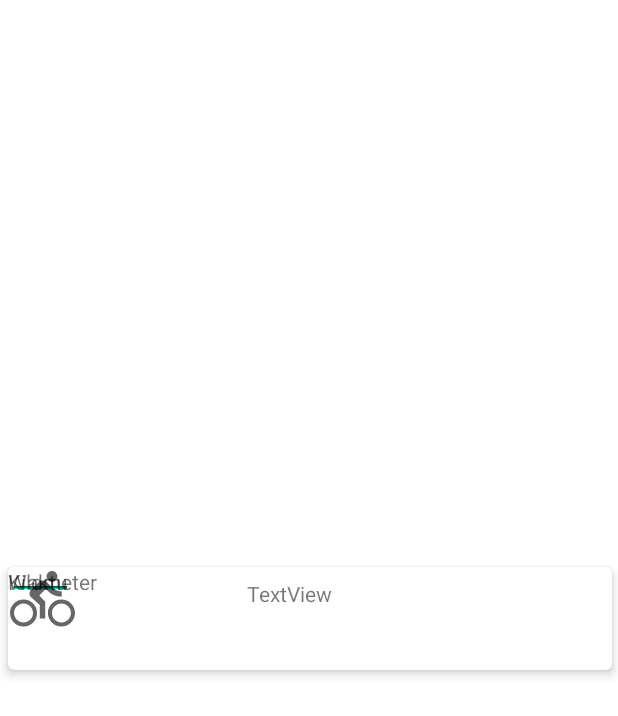
After one commit to mastree/android-workout-tracker-app, an Android app: the layout grid_history.xml on its own in the app's theme, with its tools: preview values and no code run, on a phone screen of 412 x 824 dp. The commit adds this screen. Shown: the top 716 px of the screen. Run offline under Robolectric (Android 15) with nearby library versions, the phone set to English and light mode, and no system bars; network calls fail.

Commit message:
layout running history

```diff
--- a/app/src/main/java/com/saraga/workoutapp/TrainingHistory.kt
+++ b/app/src/main/java/com/saraga/workoutapp/history/TrainingHistory.kt
@@ -1,10 +1,11 @@
-package com.saraga.workoutapp
+package com.saraga.workoutapp.history
 
 import android.os.Bundle
 import androidx.fragment.app.Fragment
 import android.view.LayoutInflater
 import android.view.View
 import android.view.ViewGroup
+import com.saraga.workoutapp.R
 
 // TODO: Rename parameter arguments, choose names that match
 // the fragment initialization parameters, e.g. ARG_ITEM_NUMBER
--- /dev/null
+++ b/app/src/main/res/layout/grid_history.xml
@@ -0,0 +1,86 @@
+<?xml version="1.0" encoding="utf-8"?>
+<androidx.constraintlayout.widget.ConstraintLayout
+    xmlns:android="http://schemas.android.com/apk/res/android"
+    xmlns:app="http://schemas.android.com/apk/res-auto"
+    xmlns:tools="http://schemas.android.com/tools"
+    android:layout_width="match_parent"
+    android:layout_height="match_parent">
+
+    <androidx.cardview.widget.CardView
+        android:id="@+id/cvHistory"
+        android:layout_width="413dp"
+        android:layout_height="83dp"
+        android:clickable="true"
+        android:foreground="?android:attr/selectableItemBackground"
+        app:cardCornerRadius="4dp"
+        app:cardElevation="4dp"
+        app:cardUseCompatPadding="true"
+        app:layout_constraintBottom_toBottomOf="parent"
+        app:layout_constraintEnd_toEndOf="parent"
+        app:layout_constraintHorizontal_bias="0.5"
+        app:layout_constraintStart_toStartOf="parent"
+        app:layout_constraintTop_toTopOf="parent">
+
+        <androidx.constraintlayout.widget.ConstraintLayout
+            android:layout_width="397dp"
+            android:layout_height="67dp"
+            tools:layout_editor_absoluteX="8dp"
+            tools:layout_editor_absoluteY="8dp">
+
+            <EditText
+                android:id="@+id/numDistance"
+                android:layout_width="43dp"
+                android:layout_height="21dp"
+                android:ems="10"
+                android:inputType="numberDecimal"
+                tools:layout_editor_absoluteX="101dp"
+                tools:layout_editor_absoluteY="21dp" />
+
+            <TextView
+                android:id="@+id/kilometer"
+                android:layout_width="70dp"
+                android:layout_height="22dp"
+                android:text="Kilometer"
+                tools:layout_editor_absoluteX="88dp"
+                tools:layout_editor_absoluteY="42dp" />
+
+            <ImageView
+                android:id="@+id/imageType"
+                android:layout_width="46dp"
+                android:layout_height="43dp"
+                app:srcCompat="@drawable/ic_biking"
+                tools:layout_editor_absoluteX="16dp"
+                tools:layout_editor_absoluteY="1dp" />
+
+            <TextView
+                android:id="@+id/textType"
+                android:layout_width="100dp"
+                android:layout_height="18dp"
+                android:layout_marginTop="8dp"
+                android:text="TextView"
+                app:layout_constraintEnd_toEndOf="parent"
+                app:layout_constraintHorizontal_bias="0.451"
+                app:layout_constraintStart_toEndOf="@+id/imageType"
+                app:layout_constraintTop_toTopOf="parent" />
+
+            <EditText
+                android:id="@+id/numTime"
+                android:layout_width="43dp"
+                android:layout_height="21dp"
+                android:ems="10"
+                android:inputType="numberDecimal"
+                tools:layout_editor_absoluteX="289dp"
+                tools:layout_editor_absoluteY="21dp" />
+
+            <TextView
+                android:id="@+id/textTime"
+                android:layout_width="46dp"
+                android:layout_height="24dp"
+                android:text="Waktu"
+                tools:layout_editor_absoluteX="289dp"
+                tools:layout_editor_absoluteY="42dp" />
+        </androidx.constraintlayout.widget.ConstraintLayout>
+    </androidx.cardview.widget.CardView>
+
+
+</androidx.constraintlayout.widget.ConstraintLayout>
--- a/app/src/main/res/navigation/bottom_navigation.xml
+++ b/app/src/main/res/navigation/bottom_navigation.xml
@@ -22,7 +22,7 @@
         tools:layout="@layout/fragment_training_tracker" />
     <fragment
         android:id="@+id/trainingHistory"
-        android:name="com.saraga.workoutapp.TrainingHistory"
+        android:name="com.saraga.workoutapp.history.TrainingHistory"
         android:label="fragment_training_history"
         tools:layout="@layout/fragment_training_history" />
     <fragment
```
Also changed, not shown: app/src/main/java/com/saraga/workoutapp/history/CalenderHistory.kt (added, +60 -0 lines), app/src/main/res/layout/fragment_calender_history.xml (added, +33 -0 lines), app/src/main/res/layout/fragment_training_history.xml (+16 -4 lines).
